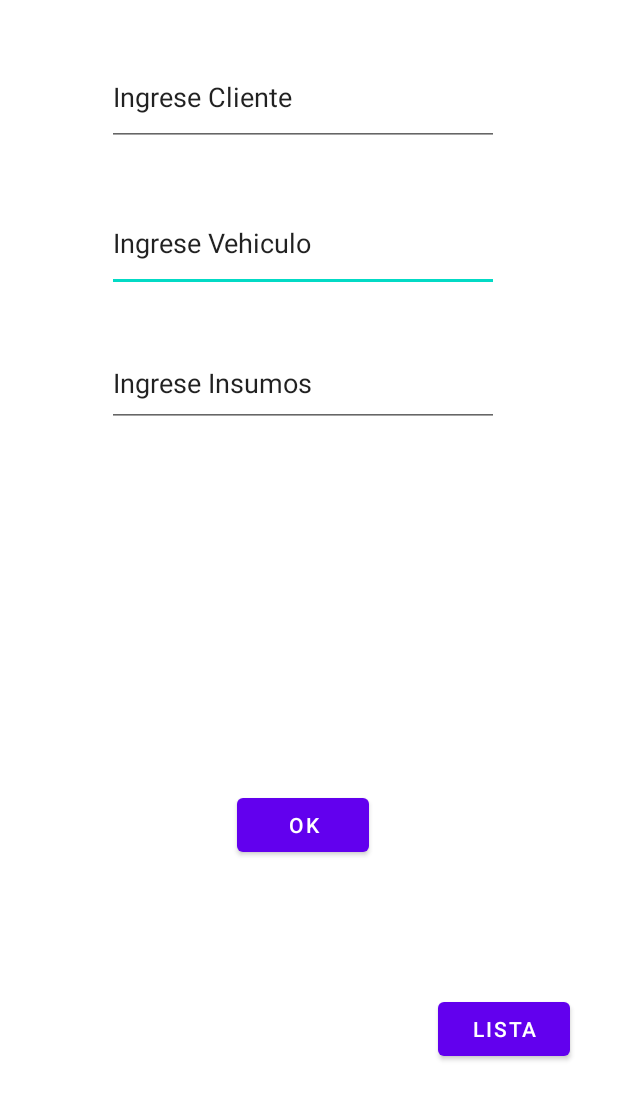
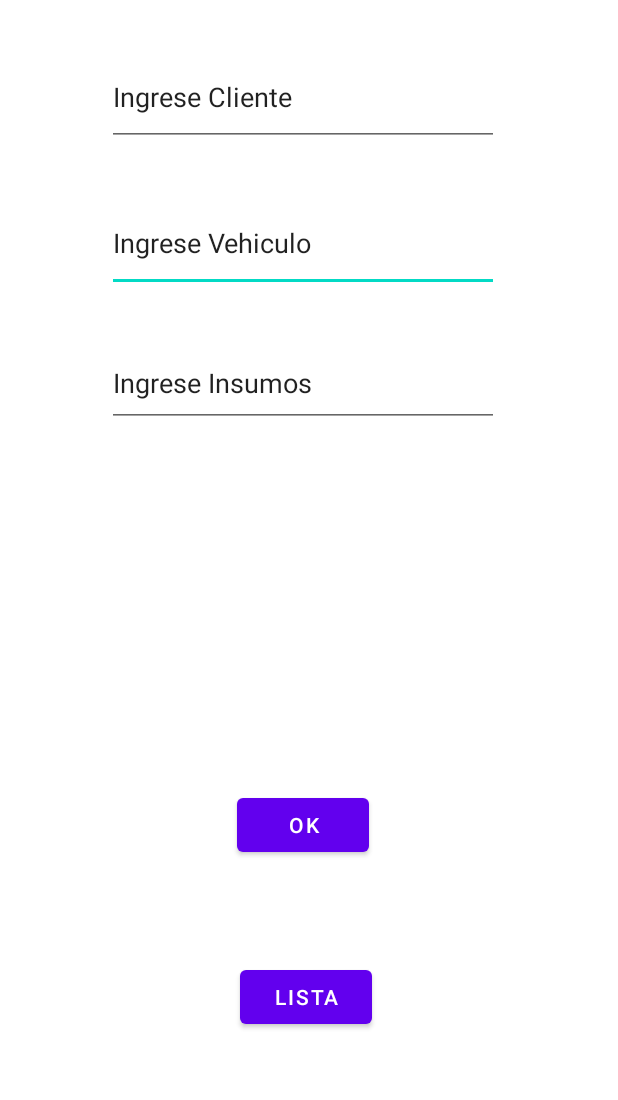
Before and after one commit to Eternalsoull/ProyectoMovil, an Android app: the layout activity_ventas.xml on its own in the app's theme, with its tools: preview values and no code run, on a phone screen of 412 x 824 dp. Shown: the top 1100 px of the screen. Run offline under Robolectric (Android 15) with nearby library versions, the phone set to English and light mode, and no system bars.

Commit message:
alineacion botón activity_ventas.xml para prueba

```diff
--- a/app/src/main/res/layout/activity_ventas.xml
+++ b/app/src/main/res/layout/activity_ventas.xml
@@ -21,8 +21,8 @@
         android:id="@+id/btnLista"
         android:layout_width="wrap_content"
         android:layout_height="wrap_content"
-        android:layout_marginTop="377dp"
-        android:layout_marginEnd="32dp"
+        android:layout_marginTop="356dp"
+        android:layout_marginEnd="164dp"
         android:text="Lista"
         app:layout_constraintEnd_toEndOf="parent"
         app:layout_constraintTop_toBottomOf="@+id/etInsumo" />
```
